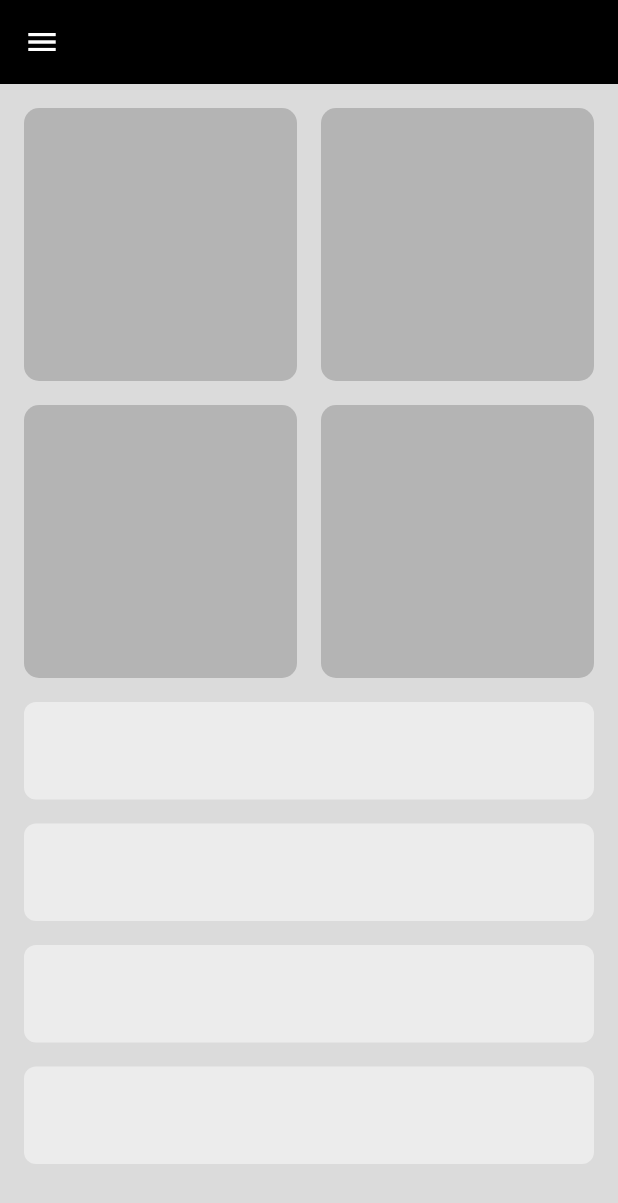
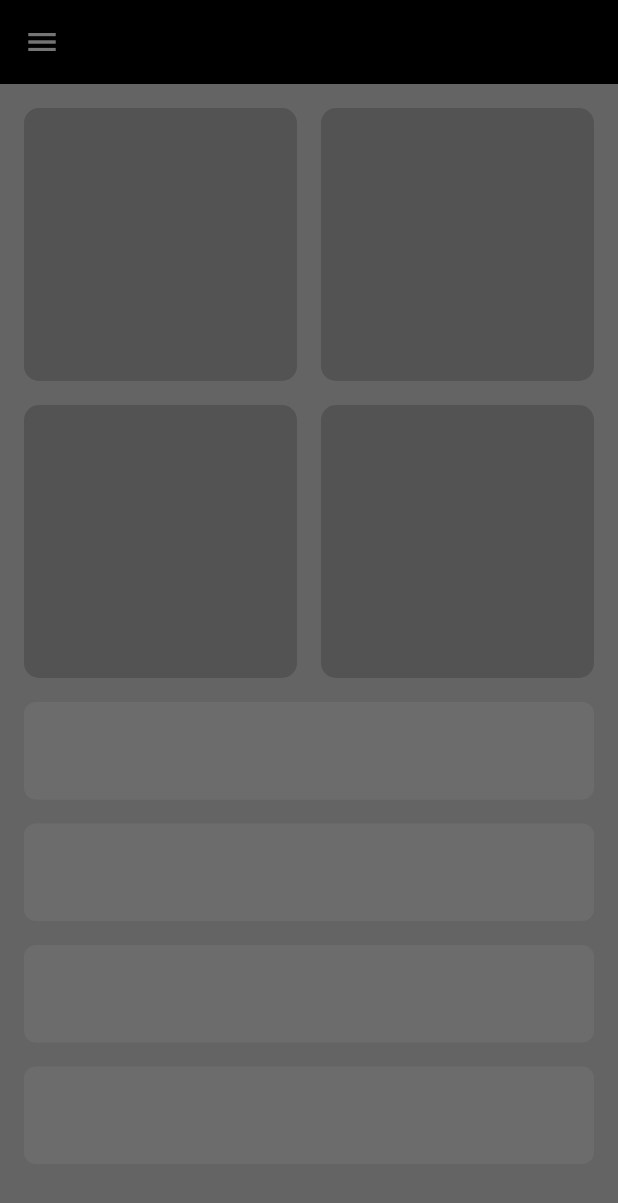
Before and after one commit to Eng-Mosad-99/adaptive_layout_practice, a Flutter app: the screen it shows after launch, with the side drawer open (before the commit the screen has no drawer), on a phone screen of 412 x 824 dp. Shown: the top 1203 px of the screen. Run offline on Flutter 3.47's test engine with Material 3 defaults, Android fonts, the phone set to English and light mode, and no system bars.

Commit message:
create and open drawer

```diff
--- a/lib/views/home_view.dart
+++ b/lib/views/home_view.dart
@@ -1,19 +1,34 @@
 import 'package:flutter/material.dart';
 
+import 'widgets/custom_drawer.dart';
 import 'widgets/home_view_body.dart';
 
-class HomeView extends StatelessWidget {
+class HomeView extends StatefulWidget {
   const HomeView({super.key});
+
+  @override
+  State<HomeView> createState() => _HomeViewState();
+}
+
+class _HomeViewState extends State<HomeView> {
+final GlobalKey<ScaffoldState> scaffoldKey = GlobalKey<ScaffoldState>();
 
   @override
   Widget build(BuildContext context) {
     return Scaffold(
+      key: scaffoldKey,
       backgroundColor: const Color(0xffDBDBDB),
+      drawer: const CustomDrawer(),
       appBar: AppBar(
         backgroundColor: Colors.black,
-        leading: const Icon(
-          Icons.menu,
-          color: Colors.white,
+        leading: GestureDetector(
+          onTap: (){
+            scaffoldKey.currentState!.openDrawer();
+          },
+          child: const Icon(
+            Icons.menu,
+            color: Colors.white,
+          ),
         ),
       ),
       body:const HomeViewBody(),
--- /dev/null
+++ b/lib/views/widgets/custom_drawer.dart
@@ -0,0 +1,10 @@
+import 'package:flutter/material.dart';
+
+class CustomDrawer extends StatelessWidget {
+  const CustomDrawer({super.key});
+
+  @override
+  Widget build(BuildContext context) {
+    return Container();
+  }
+}
```
